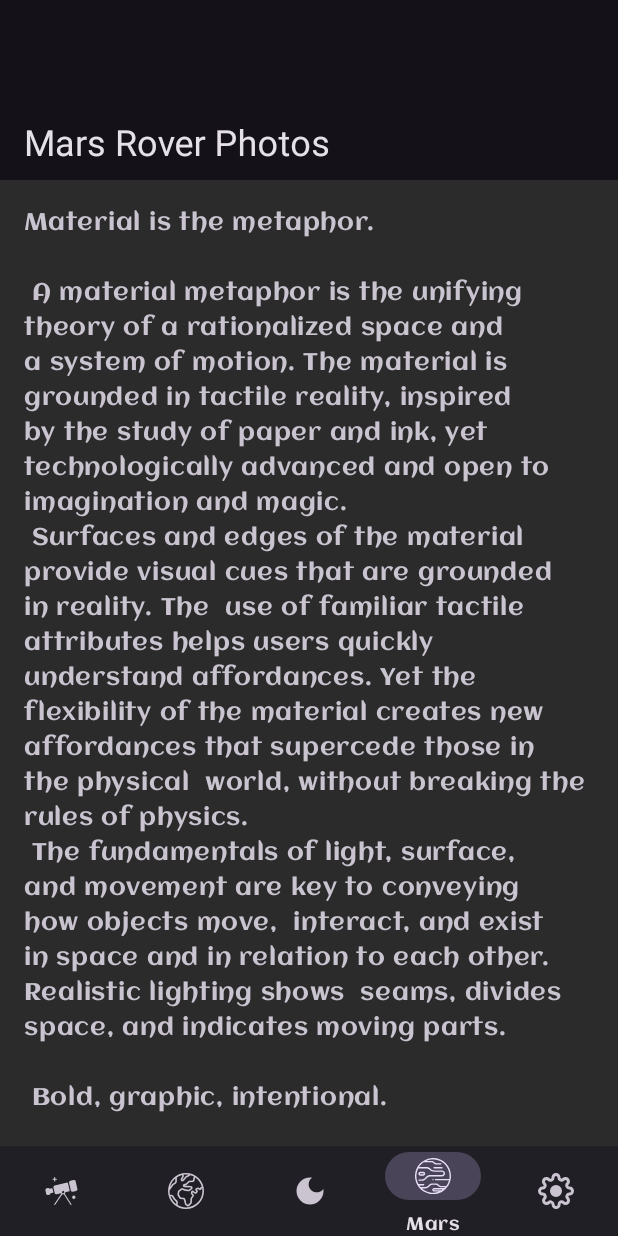
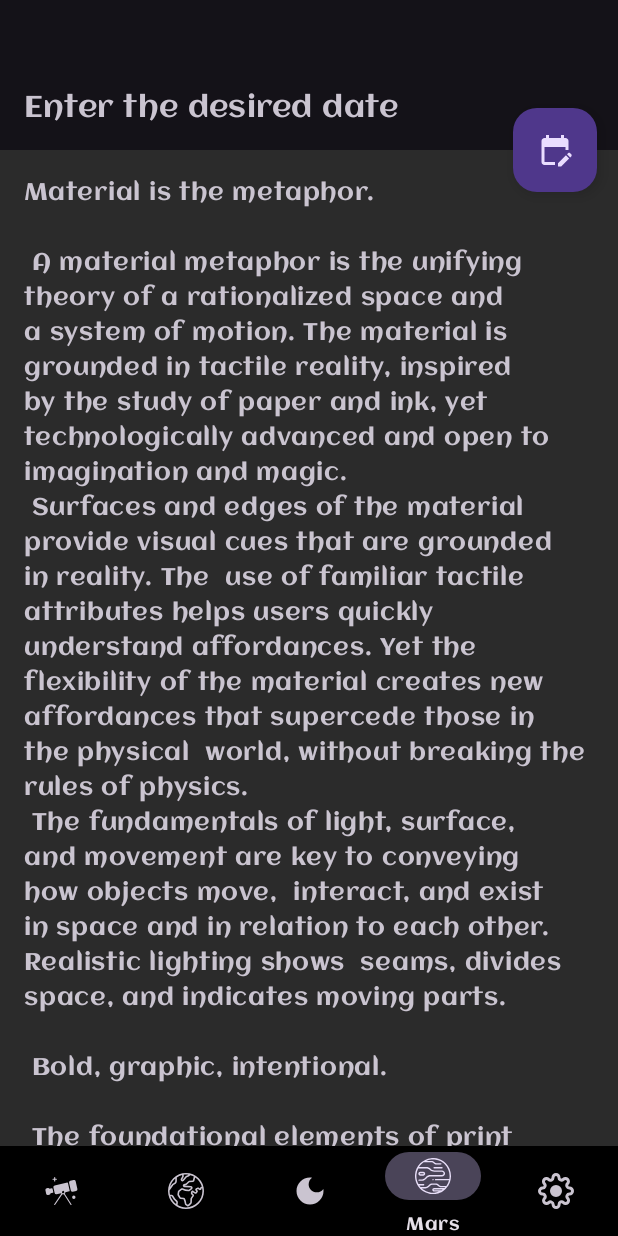
Before and after one commit to Kerencev/MyNasa, an Android app: the screen it shows after launch (MainActivity), item 4 of the bottom bar chosen, on a phone screen of 412 x 824 dp. Run offline under Robolectric (Android 15) with nearby library versions, the light colour scheme and no system bars; pictures from the network do not load.

Commit message:
Добавил ActionButtonBehavior.kt Начал работу над запросами MarsFragment.kt

```diff
--- a/app/src/main/java/com/kerencev/mynasa/data/retrofit/NasaAPI.kt
+++ b/app/src/main/java/com/kerencev/mynasa/data/retrofit/NasaAPI.kt
@@ -1,6 +1,7 @@
 package com.kerencev.mynasa.data.retrofit
 
 import com.kerencev.mynasa.data.retrofit.entities.dates.DatesEarthPhotosResponse
+import com.kerencev.mynasa.data.retrofit.entities.mars.MarsRoverManifestResponse
 import com.kerencev.mynasa.data.retrofit.entities.photo.EarthPhotoDataResponse
 import com.kerencev.mynasa.data.retrofit.entities.pictureoftheday.PictureOfTheDayResponseData
 import retrofit2.Call
@@ -30,6 +31,9 @@ interface NasaAPI {
         @Query("api_key") apiKey: String
     ): Call<EarthPhotoDataResponse>
 
+    @GET("mars-photos/api/v1//manifests/curiosity")
+    fun getRoverManifest(@Query("api_key") apiKey: String): Call<MarsRoverManifestResponse>
+
     companion object {
 
         private const val BASE_URL = "https://api.nasa.gov/"
--- /dev/null
+++ b/app/src/main/java/com/kerencev/mynasa/data/retrofit/entities/mars/MarsRoverManifestResponse.kt
@@ -0,0 +1,5 @@
+package com.kerencev.mynasa.data.retrofit.entities.mars
+
+data class MarsRoverManifestResponse(
+    val photo_manifest: PhotoManifest
+)
--- /dev/null
+++ b/app/src/main/java/com/kerencev/mynasa/data/retrofit/entities/mars/Photo.kt
@@ -0,0 +1,8 @@
+package com.kerencev.mynasa.data.retrofit.entities.mars
+
+data class Photo(
+    val cameras: List<String>,
+    val earth_date: String,
+    val sol: Int,
+    val total_photos: Int
+)
--- /dev/null
+++ b/app/src/main/java/com/kerencev/mynasa/data/retrofit/entities/mars/PhotoManifest.kt
@@ -0,0 +1,12 @@
+package com.kerencev.mynasa.data.retrofit.entities.mars
+
+data class PhotoManifest(
+    val landing_date: String,
+    val launch_date: String,
+    val max_date: String,
+    val max_sol: Int,
+    val name: String,
+    val photos: List<Photo>,
+    val status: String,
+    val total_photos: Int
+)
--- a/app/src/main/java/com/kerencev/mynasa/model/di/KoinModule.kt
+++ b/app/src/main/java/com/kerencev/mynasa/model/di/KoinModule.kt
@@ -3,6 +3,7 @@ package com.kerencev.mynasa.model.di
 import com.kerencev.mynasa.model.repository.Repository
 import com.kerencev.mynasa.model.repository.RepositoryImpl
 import com.kerencev.mynasa.view.earth.EarthViewModel
+import com.kerencev.mynasa.view.mars.MarsViewModel
 import com.kerencev.mynasa.view.photooftheday.PhotoOfTheDayViewModel
 import org.koin.androidx.viewmodel.dsl.viewModel
 import org.koin.dsl.module
@@ -15,4 +16,5 @@ val appModule = module {
     //View Models
     viewModel { PhotoOfTheDayViewModel(get()) }
     viewModel { EarthViewModel(get()) }
+    viewModel { MarsViewModel(get()) }
 }
--- a/app/src/main/java/com/kerencev/mynasa/model/repository/Repository.kt
+++ b/app/src/main/java/com/kerencev/mynasa/model/repository/Repository.kt
@@ -2,6 +2,7 @@ package com.kerencev.mynasa.model.repository
 
 import com.kerencev.mynasa.data.retrofit.RetrofitCallBack
 import com.kerencev.mynasa.data.retrofit.entities.dates.DatesEarthPhotosResponse
+import com.kerencev.mynasa.data.retrofit.entities.mars.MarsRoverManifestResponse
 import com.kerencev.mynasa.data.retrofit.entities.photo.EarthPhotoDataResponse
 import com.kerencev.mynasa.data.retrofit.entities.pictureoftheday.PictureOfTheDayResponseData
 
@@ -10,4 +11,5 @@ interface Repository {
     fun getPictureByDateApi(date: String, callBack: RetrofitCallBack<PictureOfTheDayResponseData>)
     fun getEarthPhotosDates(callBack: RetrofitCallBack<DatesEarthPhotosResponse>)
     fun getEarthPhotosData(date: String, callBack: RetrofitCallBack<EarthPhotoDataResponse>)
+    fun getMarsRoverManifest(callBack: RetrofitCallBack<MarsRoverManifestResponse>)
 }
--- a/app/src/main/java/com/kerencev/mynasa/model/repository/RepositoryImpl.kt
+++ b/app/src/main/java/com/kerencev/mynasa/model/repository/RepositoryImpl.kt
@@ -4,6 +4,7 @@ import com.kerencev.mynasa.BuildConfig
 import com.kerencev.mynasa.data.retrofit.RetrofitCallBack
 import com.kerencev.mynasa.data.retrofit.NasaAPI
 import com.kerencev.mynasa.data.retrofit.entities.dates.DatesEarthPhotosResponse
+import com.kerencev.mynasa.data.retrofit.entities.mars.MarsRoverManifestResponse
 import com.kerencev.mynasa.data.retrofit.entities.photo.EarthPhotoDataResponse
 import com.kerencev.mynasa.data.retrofit.entities.pictureoftheday.PictureOfTheDayResponseData
 import retrofit2.Call
@@ -75,4 +76,20 @@ class RepositoryImpl : Repository {
                 }
             })
     }
+
+    override fun getMarsRoverManifest(callBack: RetrofitCallBack<MarsRoverManifestResponse>) {
+        NasaAPI.create().getRoverManifest(BuildConfig.NASA_API_KEY).enqueue(object : Callback<MarsRoverManifestResponse> {
+            override fun onResponse(
+                call: Call<MarsRoverManifestResponse>,
+                response: Response<MarsRoverManifestResponse>
+            ) {
+                callBack.response(response.body())
+            }
+
+            override fun onFailure(call: Call<MarsRoverManifestResponse>, t: Throwable) {
+                callBack.response(null)
+            }
+
+        })
+    }
 }
--- /dev/null
+++ b/app/src/main/java/com/kerencev/mynasa/view/behaviors/ActionButtonBehavior.kt
@@ -0,0 +1,32 @@
+package com.kerencev.mynasa.view.behaviors
+
+import android.content.Context
+import android.util.AttributeSet
+import android.view.View
+import androidx.coordinatorlayout.widget.CoordinatorLayout
+import com.google.android.material.appbar.AppBarLayout
+import java.lang.Math.abs
+
+class ActionButtonBehavior(context: Context, attrs: AttributeSet?=null) : CoordinatorLayout.Behavior<View>(context, attrs) {
+
+    override fun layoutDependsOn(
+        parent: CoordinatorLayout,
+        child: View,
+        dependency: View
+    ): Boolean {
+        return dependency is AppBarLayout
+    }
+
+    override fun onDependentViewChanged(
+        parent: CoordinatorLayout,
+        child: View,
+        dependency: View
+    ): Boolean {
+        if (dependency is AppBarLayout) {
+            child.y = dependency.y + dependency.height - child.height / 2
+            child.x = (dependency.width - child.width - child.width / 4).toFloat()
+            child.alpha = 1 - (kotlin.math.abs(dependency.y) / (dependency.height))
+        }
+        return super.onDependentViewChanged(parent, child, dependency)
+    }
+}
--- a/app/src/main/java/com/kerencev/mynasa/view/mars/MarsFragment.kt
+++ b/app/src/main/java/com/kerencev/mynasa/view/mars/MarsFragment.kt
@@ -4,10 +4,14 @@ import android.os.Bundle
 import android.view.LayoutInflater
 import android.view.View
 import android.view.ViewGroup
+import android.widget.Toast
 import androidx.fragment.app.Fragment
+import androidx.lifecycle.Observer
 import com.kerencev.mynasa.databinding.FragmentMarsBinding
+import org.koin.androidx.viewmodel.ext.android.viewModel
 
 class MarsFragment : Fragment() {
+    private val viewModel: MarsViewModel by viewModel()
     private var _binding: FragmentMarsBinding? = null
     private val binding get() = _binding!!
 
@@ -23,6 +27,14 @@ class MarsFragment : Fragment() {
     override fun onViewCreated(view: View, savedInstanceState: Bundle?) {
         super.onViewCreated(view, savedInstanceState)
 
+        val lastDateObserver = Observer<String?> { date ->
+            when (date) {
+                null -> {}//TODO Показать ошибку
+                else -> viewModel.getLastPhotos(date)
+            }
+        }
+        viewModel.lastDateData.observe(viewLifecycleOwner, lastDateObserver)
+        viewModel.getLastDate()
     }
 
     override fun onDestroyView() {
--- /dev/null
+++ b/app/src/main/java/com/kerencev/mynasa/view/mars/MarsViewModel.kt
@@ -0,0 +1,37 @@
+package com.kerencev.mynasa.view.mars
+
+import androidx.lifecycle.LiveData
+import androidx.lifecycle.MutableLiveData
+import androidx.lifecycle.ViewModel
+import androidx.lifecycle.viewModelScope
+import com.kerencev.mynasa.data.retrofit.RetrofitCallBack
+import com.kerencev.mynasa.data.retrofit.entities.mars.MarsRoverManifestResponse
+import com.kerencev.mynasa.model.repository.Repository
+import com.kerencev.mynasa.view.main.AppState
+import kotlinx.coroutines.Dispatchers
+import kotlinx.coroutines.launch
+
+class MarsViewModel(private val repository: Repository) : ViewModel() {
+    private val _lastDateData = MutableLiveData<String?>()
+    val lastDateData: LiveData<String?> get() = _lastDateData
+
+    private val _lastPhotosData = MutableLiveData<AppState>()
+    val lastPhotosData: LiveData<AppState> get() = _lastPhotosData
+
+    fun getLastPhotos(date: String) {
+
+    }
+
+    fun getLastDate() {
+        viewModelScope.launch(Dispatchers.IO) {
+            repository.getMarsRoverManifest(object : RetrofitCallBack<MarsRoverManifestResponse> {
+                override fun response(data: MarsRoverManifestResponse?) {
+                    when (data) {
+                        null -> _lastDateData.postValue(null)
+                        else -> _lastDateData.postValue(data.photo_manifest.max_date)
+                    }
+                }
+            })
+        }
+    }
+}
--- /dev/null
+++ b/app/src/main/res/drawable/edit_calendar_24.xml
@@ -0,0 +1,10 @@
+<vector xmlns:android="http://schemas.android.com/apk/res/android"
+    android:width="24dp"
+    android:height="24dp"
+    android:tint="@color/purple_200"
+    android:viewportWidth="24"
+    android:viewportHeight="24">
+    <path
+        android:fillColor="@android:color/white"
+        android:pathData="M12,22H5c-1.11,0 -2,-0.9 -2,-2L3.01,6c0,-1.1 0.88,-2 1.99,-2h1V2h2v2h8V2h2v2h1c1.1,0 2,0.9 2,2v6h-2v-2H5v10h7V22zM22.13,16.99l0.71,-0.71c0.39,-0.39 0.39,-1.02 0,-1.41l-0.71,-0.71c-0.39,-0.39 -1.02,-0.39 -1.41,0l-0.71,0.71L22.13,16.99zM21.42,17.7l-5.3,5.3H14v-2.12l5.3,-5.3L21.42,17.7z" />
+</vector>
--- a/app/src/main/res/layout/fragment_mars.xml
+++ b/app/src/main/res/layout/fragment_mars.xml
@@ -7,24 +7,33 @@
     <com.google.android.material.appbar.AppBarLayout
         android:id="@+id/app_bar"
         android:layout_width="match_parent"
-        android:layout_height="@dimen/app_bar_height">
+        android:layout_height="@dimen/collapsing_bar_height">
 
         <com.google.android.material.appbar.CollapsingToolbarLayout
             android:id="@+id/toolbar_layout"
             android:layout_width="match_parent"
             android:layout_height="match_parent"
-            app:layout_scrollFlags="scroll|exitUntilCollapsed"
-            app:title="@string/mars_rover_photos"
+            app:layout_scrollFlags="scroll|enterAlways"
             app:toolbarId="@+id/toolbar">
 
-            <androidx.appcompat.widget.Toolbar
-                android:id="@+id/toolbar"
+            <TextView
                 android:layout_width="match_parent"
-                android:layout_height="?attr/actionBarSize"
-                app:layout_collapseMode="pin" />
+                android:layout_height="match_parent"
+                android:gravity="bottom"
+                android:padding="@dimen/padding_collapsing_toolbar_title"
+                android:text="@string/enter_the_desired_date"
+                android:textAppearance="@style/TextAppearance.MaterialComponents.Headline6" />
 
         </com.google.android.material.appbar.CollapsingToolbarLayout>
     </com.google.android.material.appbar.AppBarLayout>
+
+    <com.google.android.material.floatingactionbutton.FloatingActionButton
+        android:id="@+id/fab"
+        android:layout_width="wrap_content"
+        android:layout_height="wrap_content"
+        android:contentDescription="@string/enter_the_date"
+        android:src="@drawable/edit_calendar_24"
+        app:layout_behavior=".view.behaviors.ActionButtonBehavior" />
 
     <androidx.core.widget.NestedScrollView
         android:layout_width="match_parent"
--- a/app/src/main/res/values/dimens.xml
+++ b/app/src/main/res/values/dimens.xml
@@ -5,6 +5,7 @@
     <dimen name="padding_horizontal_chip_group">8dp</dimen>
     <dimen name="padding_tv_info">12dp</dimen>
     <dimen name="margin_top_chip_group_fragment_earth">12dp</dimen>
-    <dimen name="app_bar_height">120dp</dimen>
+    <dimen name="collapsing_bar_height">100dp</dimen>
     <dimen name="text_margin">16dp</dimen>
+    <dimen name="padding_collapsing_toolbar_title">16dp</dimen>
 </resources>
--- a/app/src/main/res/values/strings.xml
+++ b/app/src/main/res/values/strings.xml
@@ -109,5 +109,7 @@
         "when a user tries to pick up one of cards.\n\n"
     </string>
     <string name="mars_rover_photos">Mars Rover Photos</string>
+    <string name="enter_the_date">Enter the date</string>
+    <string name="enter_the_desired_date">Enter the desired date</string>
 
 </resources>
--- a/app/src/main/res/values/themes.xml
+++ b/app/src/main/res/values/themes.xml
@@ -15,7 +15,7 @@
         <!-- Customize your theme here. -->
         <item name="chipStyle">@style/ChipStyleDefaultTheme</item>
         <item name="menuItemColor">@color/black</item>
-        <item name="bottomNavigationStyle">@style/bottomNavigationMyNasa</item>
+        <item name="bottomNavigationStyle">@style/BottomNavigationMyNasa</item>
     </style>
 
     <!-- Space theme -->
@@ -23,10 +23,11 @@
         <item name="menuItemColor">@color/white</item>
         <item name="chipStyle">@style/ChipStyleSpaceTheme</item>
         <item name="android:textViewStyle">@style/TextViewSpaceTheme</item>
-        <item name="bottomNavigationStyle">@style/bottomNavigationSpaceTheme</item>
+        <item name="bottomNavigationStyle">@style/BottomNavigationSpaceTheme</item>
         <item name="android:colorBackground">@color/dracula_gray</item>
         <item name="android:statusBarColor">?colorSurface</item>
         <item name="android:navigationBarColor">@color/black</item>
+        <item name="collapsingToolbarLayoutStyle">@style/CollapsingToolbarSpaceTheme</item>
     </style>
 
     <!-- Widget's style Theme.MyNasa -->
@@ -34,7 +35,7 @@
         <item name="chipBackgroundColor">@drawable/selector_background_chip</item>
     </style>
 
-    <style name="bottomNavigationMyNasa" parent="Widget.Material3.BottomNavigationView">
+    <style name="BottomNavigationMyNasa" parent="Widget.Material3.BottomNavigationView">
         <item name="backgroundTint">@color/light_gray</item>
         <item name="android:minHeight">60dp</item>
         <item name="itemPaddingTop">4dp</item>
@@ -43,6 +44,10 @@
         <item name="itemTextColor">@color/black</item>
         <item name="itemActiveIndicatorStyle">@style/ActiveIndicatorStyleMyNasa</item>
         <item name="itemRippleColor">@color/gray</item>
+    </style>
+
+    <style name="ActiveIndicatorStyleMyNasa" parent="Widget.Material3.BottomNavigationView.ActiveIndicator">
+        <item name="android:color">@color/gray</item>
     </style>
 
     <!-- Widget's style ThemeSpace -->
@@ -54,15 +59,16 @@
         <item name="android:fontFamily">@font/aclonica</item>
     </style>
 
-    <style name="bottomNavigationSpaceTheme" parent="Widget.Material3.BottomNavigationView">
+    <style name="BottomNavigationSpaceTheme" parent="Widget.Material3.BottomNavigationView">
         <item name="android:minHeight">60dp</item>
         <item name="itemPaddingTop">4dp</item>
         <item name="itemPaddingBottom">4dp</item>
-
+        <item name="android:background">@color/black</item>
     </style>
 
-    <style name="ActiveIndicatorStyleMyNasa" parent="Widget.Material3.BottomNavigationView.ActiveIndicator">
-        <item name="android:color">@color/gray</item>
+    <style name="CollapsingToolbarSpaceTheme" parent="Widget.Material3.CollapsingToolbar">
+        <item name="android:background">?colorSurface</item>
+        <item name="contentScrim">?colorSurface</item>
     </style>
 
 </resources>
```
